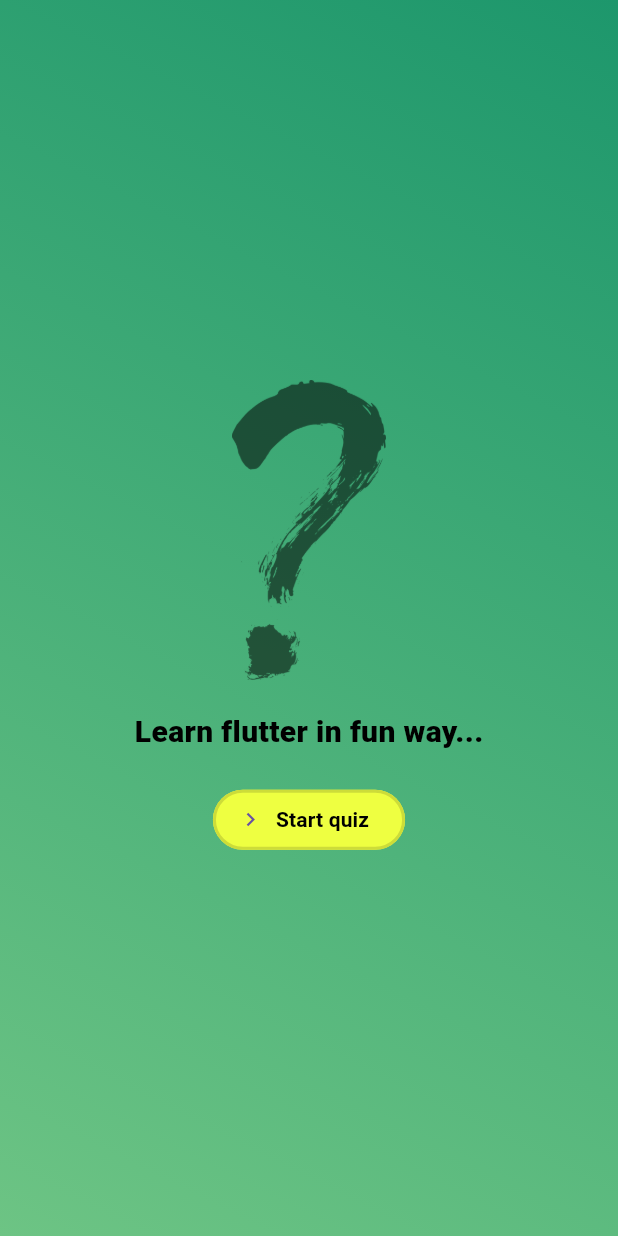
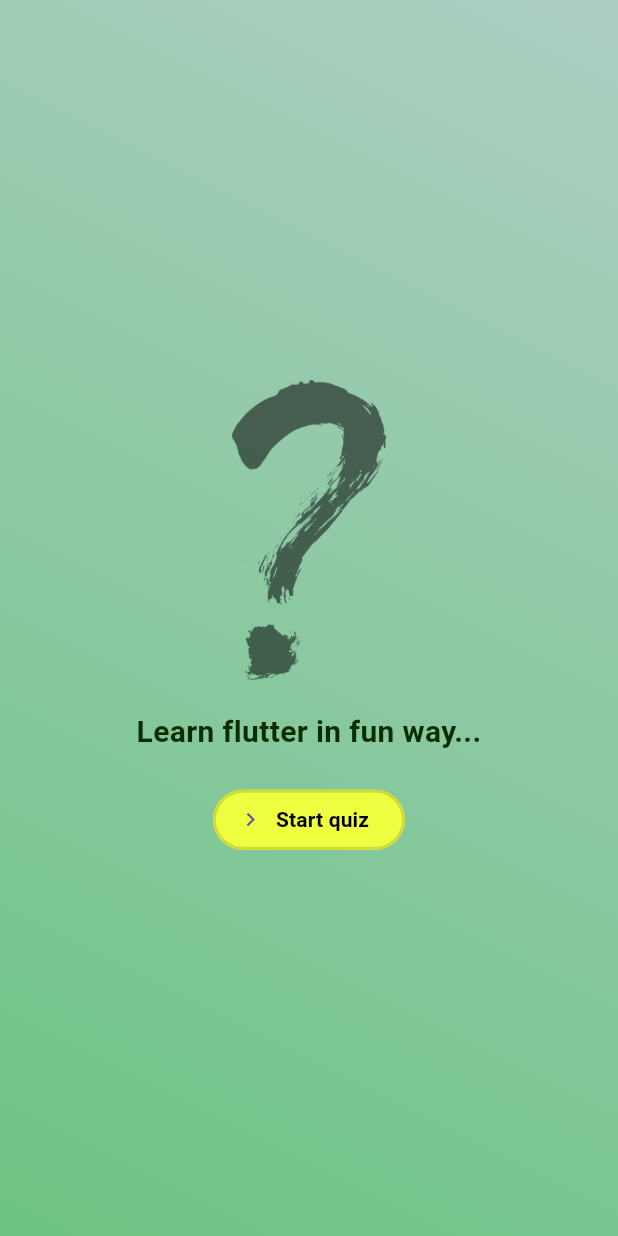
Before and after one commit to iftikhoq/Flutter_projects, a Flutter app: the screen it shows after launch, on a phone screen of 412 x 824 dp. Run offline on Flutter 3.47's test engine with Material 3 defaults, Android fonts, the phone set to English and light mode, and no system bars; our stand-ins replace google_fonts.

Commit message:
quiz app done

```diff
--- /dev/null
+++ b/quiz_app/lib/data/ques_set.dart
@@ -0,0 +1,55 @@
+import 'package:quiz_app/model/quiz_question.dart';
+
+const questions = [
+  QuizQuestion(
+    'What are the main building blocks of Flutter UIs?',
+    [
+      'Widgets',
+      'Components',
+      'Blocks',
+      'Functions',
+    ],
+  ),
+  QuizQuestion('How are Flutter UIs built?', [
+    'By combining widgets in code',
+    'By combining widgets in a visual editor',
+    'By defining widgets in config files',
+    'By using XCode for iOS and Android Studio for Android',
+  ]),
+  QuizQuestion(
+    'What\'s the purpose of a StatefulWidget?',
+    [
+      'Update UI as data changes',
+      'Update data as UI changes',
+      'Ignore data changes',
+      'Render UI that does not depend on data',
+    ],
+  ),
+  QuizQuestion(
+    'Which widget should you try to use more often: StatelessWidget or StatefulWidget?',
+    [
+      'StatelessWidget',
+      'StatefulWidget',
+      'Both are equally good',
+      'None of the above',
+    ],
+  ),
+  QuizQuestion(
+    'What happens if you change data in a StatelessWidget?',
+    [
+      'The UI is not updated',
+      'The UI is updated',
+      'The closest StatefulWidget is updated',
+      'Any nested StatefulWidgets are updated',
+    ],
+  ),
+  QuizQuestion(
+    'How should you update data inside of StatefulWidgets?',
+    [
+      'By calling setState()',
+      'By calling updateData()',
+      'By calling updateUI()',
+      'By calling updateState()',
+    ],
+  ),
+];
--- a/quiz_app/lib/main_screen.dart
+++ b/quiz_app/lib/main_screen.dart
@@ -14,8 +14,11 @@ class MainScreen extends StatelessWidget {
       child: Column(
         mainAxisAlignment: MainAxisAlignment.center,
         children: [
-            Image.asset('assets/images/ques.png',
-                height: 200, color: Color.fromARGB(136, 0, 0, 0)),
+          Image.asset(
+            'assets/images/ques.png',
+            height: 200,
+            color: const Color.fromARGB(136, 0, 0, 0),
+          ),
           const SizedBox(height: 20),
           const Txt('Learn flutter in fun way...'),
           const SizedBox(height: 20),
@@ -25,6 +28,7 @@ class MainScreen extends StatelessWidget {
               backgroundColor: Colors.limeAccent,
               side: const BorderSide(width: 2, color: Colors.lime),
             ),
+
             label: const Text(
               'Start quiz',
               style:
--- a/quiz_app/lib/quiz.dart
+++ b/quiz_app/lib/quiz.dart
@@ -1,6 +1,8 @@
 import 'package:flutter/material.dart';
+import 'package:quiz_app/data/ques_set.dart';
 import 'package:quiz_app/main_screen.dart';
 import 'package:quiz_app/questions.dart';
+import 'package:quiz_app/result_screen.dart';
 
 class Quiz extends StatefulWidget {
   const Quiz({super.key});
@@ -11,6 +13,7 @@ class Quiz extends StatefulWidget {
 }
 
 class _QuizState extends State<Quiz> {
+  List<String> selectedAns = [];
   var activeScreen = "main-screen";
 
   void switchScreen() {
@@ -19,20 +22,37 @@ class _QuizState extends State<Quiz> {
     });
   }
 
+  void choosedAns(String ans) {
+    selectedAns.add(ans);
+    if (selectedAns.length == questions.length) {
+      setState(() {
+        activeScreen = "result-screen";
+      });
+    }
+  }
+
   @override
   Widget build(BuildContext context) {
+    Widget screenWidget = MainScreen(switchScreen);
+
+    if (activeScreen == "question-screen") {
+      screenWidget = Questions(choosedAns);
+    }
+
+    if (activeScreen == "result-screen") {
+      screenWidget = ResultScreen(selectedAns);
+    }
+
     return MaterialApp(
       home: Scaffold(
         body: Container(
           decoration: const BoxDecoration(
             gradient: LinearGradient(colors: [
-              Color.fromARGB(255, 29, 151, 108),
+              Color.fromARGB(255, 172, 206, 194),
               Color.fromARGB(255, 109, 196, 132)
             ], begin: Alignment.topRight, end: Alignment.bottomLeft),
           ),
-          child: activeScreen == 'main-screen'
-              ? MainScreen(switchScreen)
-              : const Questions(),
+          child: screenWidget,
         ),
       ),
     );
--- a/quiz_app/lib/txt.dart
+++ b/quiz_app/lib/txt.dart
@@ -1,4 +1,5 @@
 import 'package:flutter/material.dart';
+import 'package:google_fonts/google_fonts.dart';
 
 class Txt extends StatelessWidget {
   const Txt(this.text, {super.key});
@@ -6,11 +7,14 @@ class Txt extends StatelessWidget {
   final String text;
   @override
   Widget build(BuildContext context) {
-    return Text(text,
-        style: const TextStyle(
-            color: Color.fromARGB(255, 0, 0, 0),
-            fontSize: 20,
-            fontWeight: FontWeight.w800));
+    return Text(
+      text,
+      style: GoogleFonts.kdamThmorPro(
+          color: const Color.fromARGB(255, 10, 46, 1),
+          fontSize: 20,
+          fontWeight: FontWeight.bold),
+      textAlign: TextAlign.center,
+    );
     // throw UnimplementedError();
   }
 }
--- a/quiz_app/pubspec.yaml
+++ b/quiz_app/pubspec.yaml
@@ -35,6 +35,7 @@ dependencies:
   # The following adds the Cupertino Icons font to your application.
   # Use with the CupertinoIcons class for iOS style icons.
   cupertino_icons: ^1.0.6
+  google_fonts: ^6.2.1
 
 dev_dependencies:
   flutter_test:
```
Also changed, not shown: quiz_app/lib/ans_btn.dart (added, +25 -0 lines), quiz_app/lib/model/ques_temp.dart (added, +39 -0 lines), quiz_app/lib/model/quiz_question.dart (added, +11 -0 lines), quiz_app/lib/questions.dart (+51 -2 lines), quiz_app/lib/result_screen.dart (added, +50 -0 lines), quiz_app/pubspec.lock, 1 other file. Lines whose indentation alone changed are shown as unchanged.
